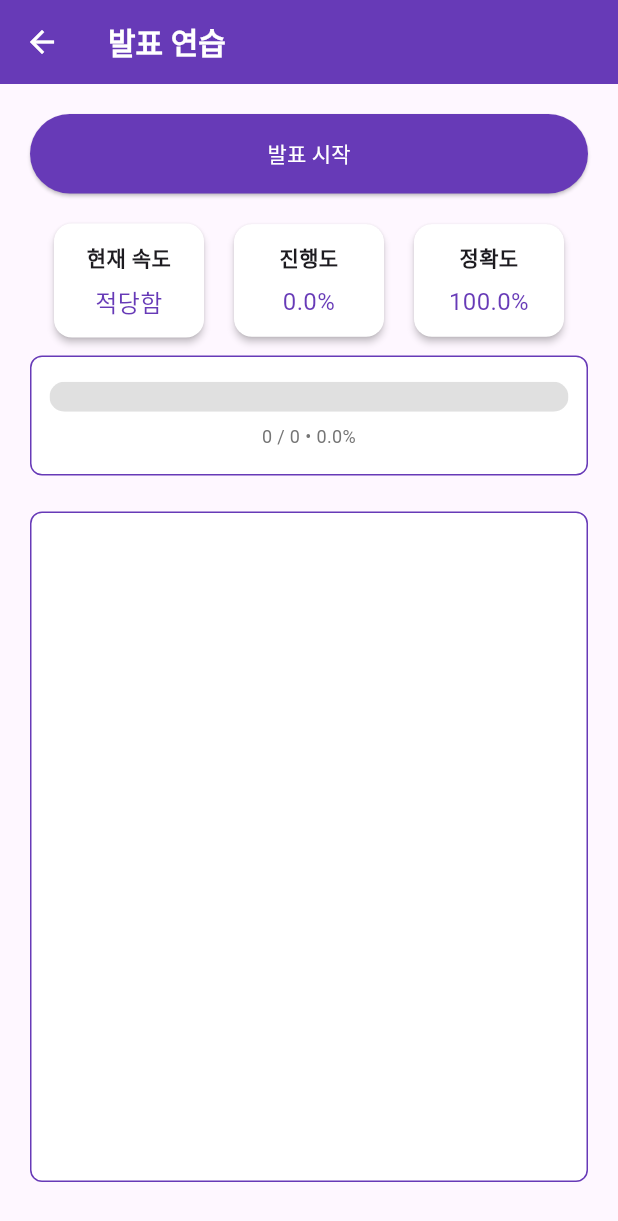
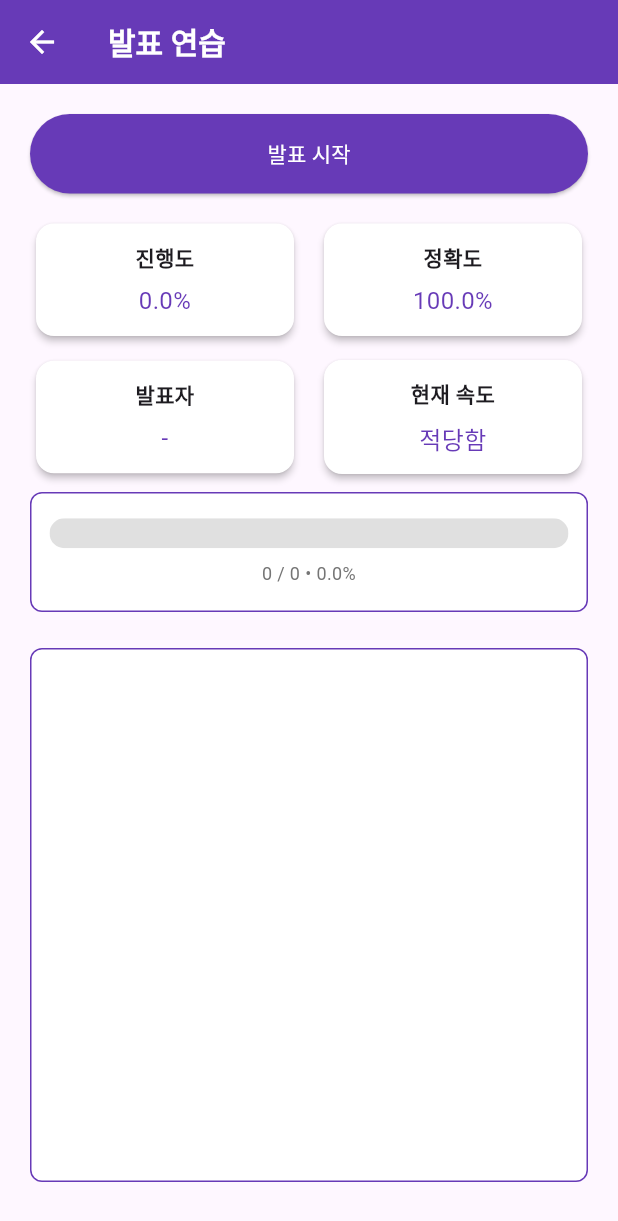
Before and after one commit to IngyoKim/TalkPilot, a Flutter app: the PresentationPracticePage screen opened directly with empty values, on a phone screen of 412 x 824 dp. Shown: the top 1221 px of the screen. Run offline on Flutter 3.47's test engine with Material 3 defaults, Android fonts, the phone set to English and light mode, and no system bars; our stand-ins replace file_picker, firebase_auth, firebase_core, firebase_database, flutter_dotenv, fluttertoast and 5 more; missing offline and left inert: kakao_flutter_sdk_common, kakao_flutter_sdk_user; accounts and stored records are empty; generated files the repository leaves out were written again; network calls fail; statements that could not run were skipped.

Commit message:
feat: 발표자 확인 기능 추가
- 연습 중에 지금 발표 부분이 누가 발표하는 건지 보여주는 기능 추가

```diff
--- a/app/lib/src/pages/practice_page/presentation_practice_page.dart
+++ b/app/lib/src/pages/practice_page/presentation_practice_page.dart
@@ -10,8 +10,7 @@ class PresentationPracticePage extends StatefulWidget {
   const PresentationPracticePage({super.key, required this.projectId});
 
   @override
-  State<PresentationPracticePage> createState() =>
-      _PresentationPracticePageState();
+  State<PresentationPracticePage> createState() => _PresentationPracticePageState();
 }
 
 class _PresentationPracticePageState extends State<PresentationPracticePage> {
@@ -31,17 +30,13 @@ class _PresentationPracticePageState extends State<PresentationPracticePage> {
 
   @override
   void dispose() {
-    // dispose 작업은 WillPopScope에서 처리
     super.dispose();
   }
 
   @override
   Widget build(BuildContext context) {
-    final progressPercent = (_controller.scriptProgress * 100).toStringAsFixed(
-      1,
-    );
-    final current =
-        (_controller.scriptChunks.length * _controller.scriptProgress).round();
+    final progressPercent = (_controller.scriptProgress * 100).toStringAsFixed(1);
+    final current = (_controller.scriptChunks.length * _controller.scriptProgress).round();
     final total = _controller.scriptChunks.length;
 
     return WillPopScope(
@@ -68,29 +63,48 @@ class _PresentationPracticePageState extends State<PresentationPracticePage> {
               children: [
                 ElevatedButton(
                   style: ElevatedButton.styleFrom(
-                    backgroundColor:
-                        _controller.isListening
-                            ? Colors.grey
-                            : Colors.deepPurple,
+                    backgroundColor: _controller.isListening ? Colors.grey : Colors.deepPurple,
                     foregroundColor: Colors.white,
                     padding: const EdgeInsets.symmetric(vertical: 16),
                   ),
-                  onPressed:
-                      _controller.isListening
-                          ? _controller.stopListening
-                          : _controller.startListening,
+                  onPressed: _controller.isListening
+                      ? _controller.stopListening
+                      : _controller.startListening,
                   child: Text(_controller.isListening ? '발표 중지' : '발표 시작'),
                 ),
                 const SizedBox(height: 16),
                 Row(
-                  mainAxisAlignment: MainAxisAlignment.spaceEvenly,
                   children: [
-                    InfoCard(title: '현재 속도', value: _controller.cpmStatus),
-                    InfoCard(title: '진행도', value: '$progressPercent%'),
-                    InfoCard(
-                      title: '정확도',
-                      value:
-                          '${(_controller.scriptAccuracy * 100).toStringAsFixed(1)}%',
+                    Expanded(
+                      child: InfoCard(
+                        title: '진행도',
+                        value: '$progressPercent%',
+                      ),
+                    ),
+                    const SizedBox(width: 12),
+                    Expanded(
+                      child: InfoCard(
+                        title: '정확도',
+                        value: '${(_controller.scriptAccuracy * 100).toStringAsFixed(1)}%',
+                      ),
+                    ),
+                  ],
+                ),
+                const SizedBox(height: 8),
+                Row(
+                  children: [
+                    Expanded(
+                      child: InfoCard(
+                        title: '발표자',
+                        value: _controller.currentSpeakerNickname ?? '-',
+                      ),
+                    ),
+                    const SizedBox(width: 12),
+                    Expanded(
+                      child: InfoCard(
+                        title: '현재 속도',
+                        value: _controller.cpmStatus,
+                      ),
                     ),
                   ],
                 ),
@@ -112,9 +126,7 @@ class _PresentationPracticePageState extends State<PresentationPracticePage> {
                         child: LinearProgressIndicator(
                           value: _controller.scriptProgress,
                           backgroundColor: Colors.grey[300],
-                          valueColor: AlwaysStoppedAnimation<Color>(
-                            Colors.deepPurple,
-                          ),
+                          valueColor: AlwaysStoppedAnimation<Color>(Colors.deepPurple),
                           minHeight: 20,
                         ),
                       ),
@@ -160,10 +172,11 @@ class _PresentationPracticePageState extends State<PresentationPracticePage> {
                   progress: _controller.scriptProgress,
                   currentCpm: _controller.currentCpm,
                   alreadyUpdated: _controller.hasUpdatedCpm,
-                  onUpdated:
-                      () => setState(() {
-                        _controller.hasUpdatedCpm = true;
-                      }),
+                  onUpdated: () {
+                    setState(() {
+                      _controller.hasUpdatedCpm = true;
+                    });
+                  },
                 ),
               ],
             ),
--- a/app/lib/src/pages/practice_page/widgets/presentation_practice_controller.dart
+++ b/app/lib/src/pages/practice_page/widgets/presentation_practice_controller.dart
@@ -1,6 +1,8 @@
 import 'dart:ui';
 import 'package:firebase_auth/firebase_auth.dart';
+import 'package:flutter/material.dart';
 import 'package:talk_pilot/src/models/project_model.dart';
+import 'package:talk_pilot/src/models/script_part_model.dart';
 import 'package:talk_pilot/src/services/stt/stt_service.dart';
 import 'package:talk_pilot/src/services/project/live_cpm_service.dart';
 import 'package:talk_pilot/src/services/database/user_service.dart';
@@ -26,11 +28,16 @@ class PresentationPracticeController {
   double scriptProgress = 0.0;
 
   ProjectModel? _projectModel;
+  String? currentSpeakerNickname;
+
+  List<int> _charStartIndices = [];
 
   List<String> get scriptChunks => _progressService.scriptChunks;
   Duration get presentationDuration => _stopwatch.elapsed;
-  Duration get expectedDuration => Duration(seconds: _projectModel?.estimatedTime ?? 120);
-  double get scriptAccuracy => _progressService.calculateAccuracy(recognizedText);
+  Duration get expectedDuration =>
+      Duration(seconds: _projectModel?.estimatedTime ?? 120);
+  double get scriptAccuracy =>
+      _progressService.calculateAccuracy(recognizedText);
 
   PresentationPracticeController({
     required this.projectId,
@@ -57,7 +64,35 @@ class PresentationPracticeController {
   Future<void> _loadScript() async {
     _projectModel = await _projectService.readProject(projectId);
     await _progressService.loadScript(projectId);
+
+    final script = _projectModel?.script ?? '';
+    _charStartIndices = _buildWordCharStartIndices(script, _progressService.scriptChunks);
+
     onUpdate();
+  }
+
+  List<int> _buildWordCharStartIndices(String script, List<String> chunks) {
+    final List<int> charIndices = [];
+    int cursor = 0;
+
+    for (final word in chunks) {
+      final index = script.indexOf(word, cursor);
+      if (index == -1) {
+        charIndices.add(cursor); // fallback
+      } else {
+        charIndices.add(index);
+        cursor = index + word.length;
+      }
+    }
+
+    return charIndices;
+  }
+
+  int get _currentCharIndex {
+    final wordIndex = (_progressService.scriptChunks.length * scriptProgress).floor();
+    if (_charStartIndices.isEmpty) return 0;
+    if (wordIndex >= _charStartIndices.length) return _charStartIndices.last;
+    return _charStartIndices[wordIndex];
   }
 
   Future<void> startListening() async {
@@ -73,16 +108,61 @@ class PresentationPracticeController {
       },
     );
 
-    await _sttService.startListening((text) {
+    await _sttService.startListening((text) async {
       recognizedText = text;
       isListening = true;
       scriptProgress = _progressService.calculateProgressByLastMatch(text);
+
+      await _updateCurrentSpeakerByProgress();
+
       _cpmService.updateRecognizedText(text);
       onUpdate();
     });
 
     isListening = true;
     onUpdate();
+  }
+
+  Future<void> _updateCurrentSpeakerByProgress() async {
+    try {
+      final parts = _projectModel?.scriptParts;
+      if (parts == null || parts.isEmpty) {
+        if (currentSpeakerNickname != null) {
+          currentSpeakerNickname = null;
+          onUpdate();
+        }
+        return;
+      }
+
+      final currentIndex = _currentCharIndex;
+
+      final scriptParts = parts.map<ScriptPartModel>((e) {
+        return e;
+      }).toList();
+
+      ScriptPartModel? matchedPart;
+      for (final part in scriptParts) {
+        if (part.startIndex <= currentIndex && currentIndex <= part.endIndex) {
+          matchedPart = part;
+          break;
+        }
+      }
+
+      matchedPart ??= scriptParts.last;
+
+      final userModel = await UserService().readUser(matchedPart.uid);
+      final nickname = userModel?.nickname ?? '발표자';
+
+      if (currentSpeakerNickname != nickname) {
+        currentSpeakerNickname = nickname;
+        onUpdate();
+      }
+    } catch (e) {
+      if (currentSpeakerNickname != '발표자') {
+        currentSpeakerNickname = '발표자';
+        onUpdate();
+      }
+    }
   }
 
   Future<void> stopListening() async {
@@ -99,5 +179,6 @@ class PresentationPracticeController {
   }
 
   bool isSimilar(String a, String b) => _progressService.isSimilar(a, b);
+
   List<String> splitText(String text) => _progressService.splitText(text);
 }
```
